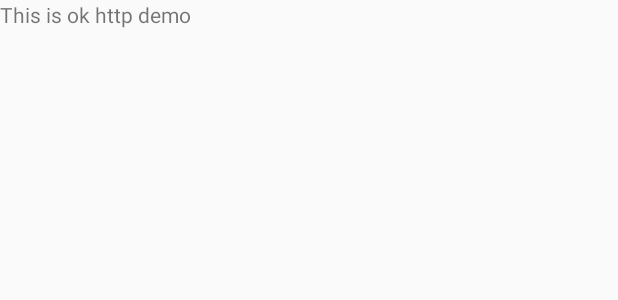
After one commit to UCodeUStory/TechBox, an Android app: the layout ok_http_demo_fragment.xml on its own in the app's theme, with its tools: preview values and no code run, on a phone screen of 412 x 824 dp. The commit adds this screen. Shown: the top 300 px of the screen. Run offline under Robolectric (Android 15) with nearby library versions, the phone set to English and light mode, and no system bars.

Commit message:
add okHttp
add okhttp

```diff
--- a/app/src/main/java/com/ustory/techbox/views/NavigationViewActivity.java
+++ b/app/src/main/java/com/ustory/techbox/views/NavigationViewActivity.java
@@ -136,6 +136,10 @@ public class NavigationViewActivity extends BaseAppCompatActivity {
                 getSupportFragmentManager().beginTransaction().replace(R.id.frame_content,new AndroidTechListFragment()).commit();
                 mToolbar.setTitle("Android新特性");
                 break;
+            case R.id.item_four:
+                getSupportFragmentManager().beginTransaction().replace(R.id.frame_content,new OKHttpDemoFragment()).commit();
+                mToolbar.setTitle("OKHttp案例分析");
+                break;
             case R.id.exit:
                 finish();
                 break;
--- /dev/null
+++ b/app/src/main/res/layout/ok_http_demo_fragment.xml
@@ -0,0 +1,11 @@
+<?xml version="1.0" encoding="utf-8"?>
+<LinearLayout xmlns:android="http://schemas.android.com/apk/res/android"
+              android:orientation="vertical"
+              android:layout_width="match_parent"
+              android:layout_height="match_parent">
+
+    <TextView
+        android:layout_width="wrap_content"
+        android:layout_height="wrap_content"
+        android:text="This is ok http demo"/>
+</LinearLayout>
```
Also changed, not shown: app/src/main/java/com/ustory/techbox/views/OKHttpDemoFragment.java (+31 -1 lines).
